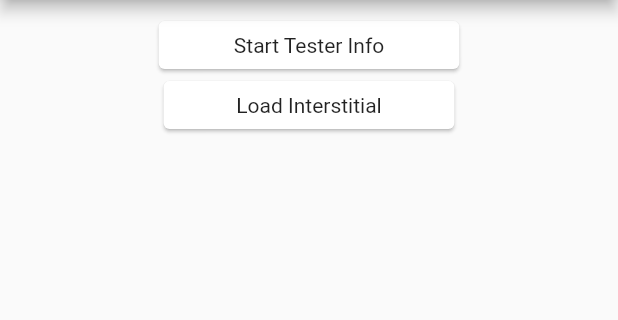
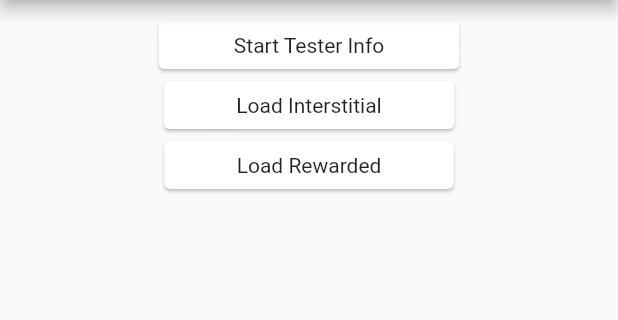
Before and after one commit to tahatosunn/admost_flutter_example, a Flutter app: the screen it shows after launch, on a phone screen of 412 x 824 dp, the part 84-404 px from its top. Run offline on Flutter 3.47's test engine with Material 2 defaults, Android fonts, the phone set to English and light mode, and no system bars; missing offline and left inert: admost_flutter_plugin.

Commit message:
RewardedVideo example added.

```diff
--- a/lib/main.dart
+++ b/lib/main.dart
@@ -71,8 +71,10 @@ class MyHomePage extends StatefulWidget {
 
 class _MyHomePageState extends State<MyHomePage> {
   String interstitialText = 'Load Interstitial';
+  String rewardedText = 'Load Rewarded';
 
   AdmostInterstitial? interstitialAd;
+  AdmostRewarded? rewardAd;
 
   @override
   Widget build(BuildContext context) {
@@ -158,6 +160,67 @@ class _MyHomePageState extends State<MyHomePage> {
                 child: Text(interstitialText),
               ),
             ),
+          ),
+          Card(
+            child: InkWell(
+              splashColor: Colors.blue.withAlpha(30),
+              onTap: () async {
+                if (rewardAd == null) {
+                  rewardAd = AdmostRewarded(
+                    zoneId: Platform.isIOS
+                        ? '2bdefd44-5269-4cbc-b93a-373b74a2f067'
+                        : '88cfcfd0-2f8c-4aba-9f36-cc0ac99ab140',
+                    listener: (AdmostAdEvent event, Map<String, dynamic> args) {
+                      if (event == AdmostAdEvent.loaded) {
+                        print("<ADMOST> Rewarded loaded");
+
+                        print("<ADMOST> Rewarded network: ${args['network']}");
+                        print("<ADMOST> Rewarded ecpm: ${args['ecpm']}");
+                        rewardedText = 'Show Rewarded';
+                        setState(() {
+                          rewardedText;
+                        });
+                      } else if (event == AdmostAdEvent.dismissed) {
+                        print("<ADMOST> Rewarded dismissed");
+                        rewardedText = 'Load Rewarded';
+                        setState(() {
+                          rewardedText;
+                        });
+                      } else if (event == AdmostAdEvent.failedToLoad) {
+                        print("<ADMOST> Rewarded failedToLoad");
+                        print(
+                            "<ADMOST> Rewarded Error code: ${args['errorCode']}");
+                        print(
+                            "<ADMOST> Rewarded Error description: ${args['errorMessage']}");
+                      } else if (event == AdmostAdEvent.failedToShow) {
+                        print("<ADMOST>  Rewarded failedToShow");
+                        print(
+                            "<ADMOST> Rewarded Error code: ${args['errorCode']}");
+                        print(
+                            "<ADMOST> Rewarded Error description: ${args['errorMessage']}");
+                      } else if (event == AdmostAdEvent.opened) {
+                        print("<ADMOST> Rewarded Opened");
+                      } else if (event == AdmostAdEvent.completed) {
+                        print("<ADMOST> Rewarded completed");
+                      }
+                    },
+                  );
+                }
+
+                if (await rewardAd?.isLoaded ?? false) {
+                  rewardAd?.show();
+                  // If you want to add tag, you should remove the line above and use the code below (optional)
+                  // rewardAd.show("YOUR TAG");
+                } else {
+                  rewardAd?.load();
+                }
+              },
+              child: Center(
+                widthFactor: 2,
+                heightFactor: 2,
+                child: Text(rewardedText),
+              ),
+            ),
           )
         ]),
       ),
```
